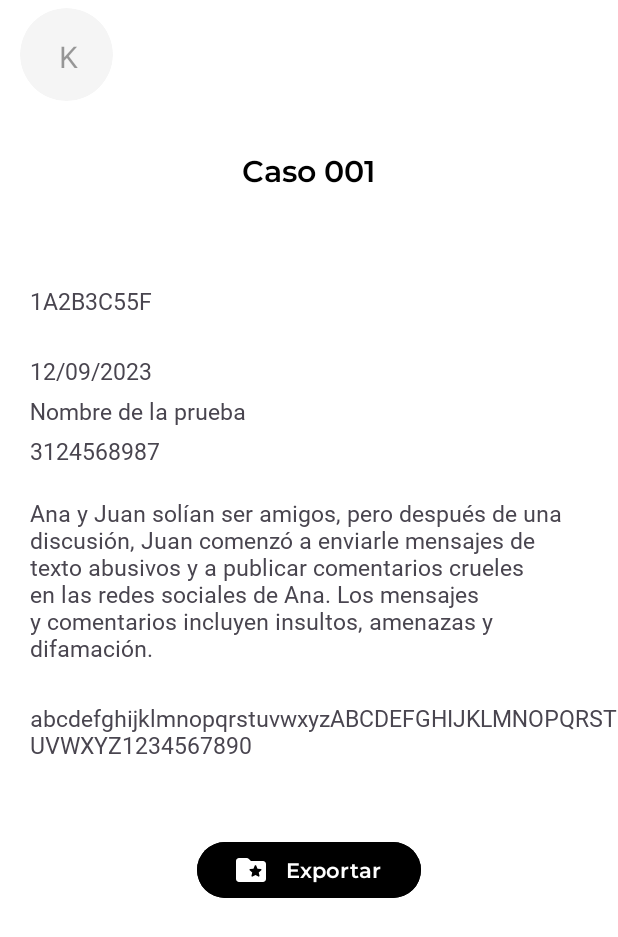
After one commit to samirZapata/Cybersherlock, an Android app built with Jetpack Compose: the DetalleCasos screen opened directly, with no data from a screen before it, on a phone screen of 412 x 824 dp. The commit adds this screen. Shown: the top 937 px of the screen. Run offline under Robolectric (Android 15) with nearby library versions, the light colour scheme and no system bars; network calls fail.

Commit message:
Se estan configurando las HelperClass para cargar los datos de los casos

```diff
--- a/app/src/main/AndroidManifest.xml
+++ b/app/src/main/AndroidManifest.xml
@@ -16,6 +16,9 @@
         android:theme="@style/Theme.Cbs_app"
         android:usesCleartextTraffic="true"
         tools:targetApi="31">
+        <activity
+            android:name=".view.DetalleCasos"
+            android:exported="false" />
         <activity
             android:name=".view.MensajeFinal"
             android:exported="false" />
@@ -46,7 +49,7 @@
         <activity
             android:name=".view.Login"
             android:exported="false"
-            android:noHistory="true"/>
+            android:noHistory="true" />
         <activity
             android:name=".view.MainActivity"
             android:exported="true">
--- a/app/src/main/java/HelperClasses/SlideAdapter.java
+++ /dev/null
@@ -1,4 +0,0 @@
-package HelperClasses;
-
-public class SlideAdapter {
-}
--- /dev/null
+++ b/app/src/main/java/com/usbbog/cbs_app/view/DetalleCasos.java
@@ -0,0 +1,16 @@
+package com.usbbog.cbs_app.view;
+
+import android.os.Bundle;
+
+import androidx.appcompat.app.AppCompatActivity;
+
+import com.usbbog.cbs_app.R;
+
+public class DetalleCasos extends AppCompatActivity {
+
+    @Override
+    protected void onCreate(Bundle savedInstanceState) {
+        super.onCreate(savedInstanceState);
+        setContentView(R.layout.activity_detalle_casos);
+    }
+}
--- a/app/src/main/res/layout/activity_dashboard.xml
+++ b/app/src/main/res/layout/activity_dashboard.xml
@@ -197,9 +197,9 @@
 
             <LinearLayout
                 android:layout_width="match_parent"
-                android:layout_height="wrap_content"
+                android:layout_height="250dp"
                 android:orientation="vertical"
-                android:layout_marginTop="10dp"
+                android:layout_marginTop="5dp"
                 android:padding="20dp">
 
 
--- /dev/null
+++ b/app/src/main/res/layout/activity_detalle_casos.xml
@@ -0,0 +1,157 @@
+<?xml version="1.0" encoding="utf-8"?>
+<RelativeLayout xmlns:android="http://schemas.android.com/apk/res/android"
+    xmlns:app="http://schemas.android.com/apk/res-auto"
+    xmlns:tools="http://schemas.android.com/tools"
+    android:layout_width="match_parent"
+    android:layout_height="match_parent"
+    tools:context=".view.DetalleCasos"
+    android:background="@color/white"
+    android:orientation="vertical">
+
+
+
+    <RelativeLayout
+        android:layout_width="match_parent"
+        android:layout_height="wrap_content">
+
+
+        <androidx.cardview.widget.CardView
+            android:id="@+id/cardView"
+            android:layout_width="62dp"
+            android:layout_height="62dp"
+            android:layout_marginLeft="13dp"
+            android:layout_marginTop="5dp"
+            android:backgroundTint="#f5f5f5"
+            android:padding="29dp"
+            app:cardCornerRadius="200dp"
+            app:cardElevation="0dp">
+
+            <TextView
+                android:id="@+id/viewUserName"
+                android:layout_width="match_parent"
+                android:layout_height="match_parent"
+                android:layout_gravity="center"
+                android:layout_marginLeft="1dp"
+                android:layout_marginTop="1dp"
+                android:gravity="center"
+                android:text="K"
+                android:textColor="#63000000"
+                android:textSize="20dp" />
+
+        </androidx.cardview.widget.CardView>
+
+    </RelativeLayout>
+
+
+    <RelativeLayout
+        android:id="@id/LCaso"
+        android:layout_width="match_parent"
+        android:layout_height="wrap_content"
+        android:layout_marginTop="100dp">
+
+
+        <TextView
+            android:id="@+id/numCaso"
+            android:layout_width="wrap_content"
+            android:layout_height="wrap_content"
+            android:layout_gravity="center"
+            android:text="Caso 001"
+            android:fontFamily="@font/montserrat_semi_bold"
+            android:textColor="@color/black"
+            android:layout_centerHorizontal="true"
+            android:textSize="20sp" />
+
+        <TextView
+            android:id="@+id/idCaso"
+            android:layout_width="match_parent"
+            android:layout_height="wrap_content"
+            android:fontFamily="@font/montserrat_regular"
+            android:padding="20dp"
+            android:gravity="left"
+            android:layout_marginTop="70dp"
+            android:text="1A2B3C55F"
+            android:textSize="15sp"/>
+
+        <TextView
+            android:id="@+id/fechaCaso"
+            android:layout_below="@+id/idCaso"
+            android:layout_width="match_parent"
+            android:layout_height="wrap_content"
+            android:fontFamily="@font/montserrat_regular"
+            android:paddingTop="5dp"
+            android:paddingLeft="20dp"
+            android:gravity="left"
+            android:text="12/09/2023"
+            android:textSize="15sp"/>
+
+        <TextView
+            android:id="@+id/nombrePrueba"
+            android:layout_below="@+id/fechaCaso"
+            android:layout_width="match_parent"
+            android:layout_height="wrap_content"
+            android:fontFamily="@font/montserrat_regular"
+            android:paddingTop="5dp"
+            android:paddingLeft="20dp"
+            android:gravity="left"
+            android:text="Nombre de la prueba"
+            android:textSize="15sp"/>
+
+        <TextView
+            android:id="@+id/telAcosado"
+            android:layout_below="@+id/nombrePrueba"
+            android:layout_width="match_parent"
+            android:layout_height="wrap_content"
+            android:fontFamily="@font/montserrat_regular"
+            android:paddingTop="5dp"
+            android:paddingLeft="20dp"
+            android:gravity="left"
+            android:text="3124568987"
+            android:textSize="15sp"/>
+
+        <TextView
+            android:id="@+id/descCaso"
+            android:layout_below="@+id/telAcosado"
+            android:layout_width="match_parent"
+            android:layout_height="wrap_content"
+            android:fontFamily="@font/montserrat_regular"
+            android:padding="20dp"
+            android:gravity="left"
+            android:text="Ana y Juan solían ser amigos, pero después de una discusión, Juan comenzó a enviarle mensajes de texto abusivos y a publicar comentarios crueles en las redes sociales de Ana. Los mensajes y comentarios incluyen insultos, amenazas y difamación."
+            android:textSize="15sp"/>
+
+        <TextView
+            android:id="@+id/cifrado"
+            android:layout_below="@+id/descCaso"
+            android:layout_width="match_parent"
+            android:layout_height="wrap_content"
+            android:fontFamily="@font/montserrat_regular"
+            android:paddingTop="5dp"
+            android:paddingLeft="20dp"
+            android:gravity="left"
+            android:text="abcdefghijklmnopqrstuvwxyzABCDEFGHIJKLMNOPQRSTUVWXYZ1234567890"
+            android:textSize="15sp"/>
+
+    </RelativeLayout>
+
+
+    <RelativeLayout
+        android:layout_width="match_parent"
+        android:layout_height="wrap_content"
+        android:gravity="center"
+        android:layout_below="@id/LCaso"
+        android:layout_marginTop="50dp">
+
+        <Button
+            android:id="@+id/btnExportarCasos"
+            android:layout_width="149dp"
+            android:layout_height="45dp"
+            android:text="Exportar"
+            android:drawableLeft="@drawable/ic_folder"
+            android:backgroundTint="@color/black"
+            android:textColor="@color/white"
+            android:fontFamily="@font/montserrat_semi_bold"/>
+
+
+    </RelativeLayout>
+
+</RelativeLayout>
--- /dev/null
+++ b/app/src/main/res/values/ids.xml
@@ -0,0 +1,4 @@
+<?xml version="1.0" encoding="utf-8"?>
+<resources>
+    <item name="LCaso" type="id" />
+</resources>
```
Also changed, not shown: app/src/main/java/HelperClasses/HomeAdapter/CasosAdapter.java (added, +74 -0 lines), app/src/main/java/HelperClasses/HomeAdapter/CasosHelperClass.java (added, +25 -0 lines), app/src/main/java/com/usbbog/cbs_app/networking/Network.java (+6 -5 lines), app/src/main/java/com/usbbog/cbs_app/view/Dashboard.java (+9 -4 lines), app/src/main/res/layout/activity_casos.xml (+22 -128 lines), app/src/main/res/layout/mis_casos_design.xml (added, +47 -0 lines).
